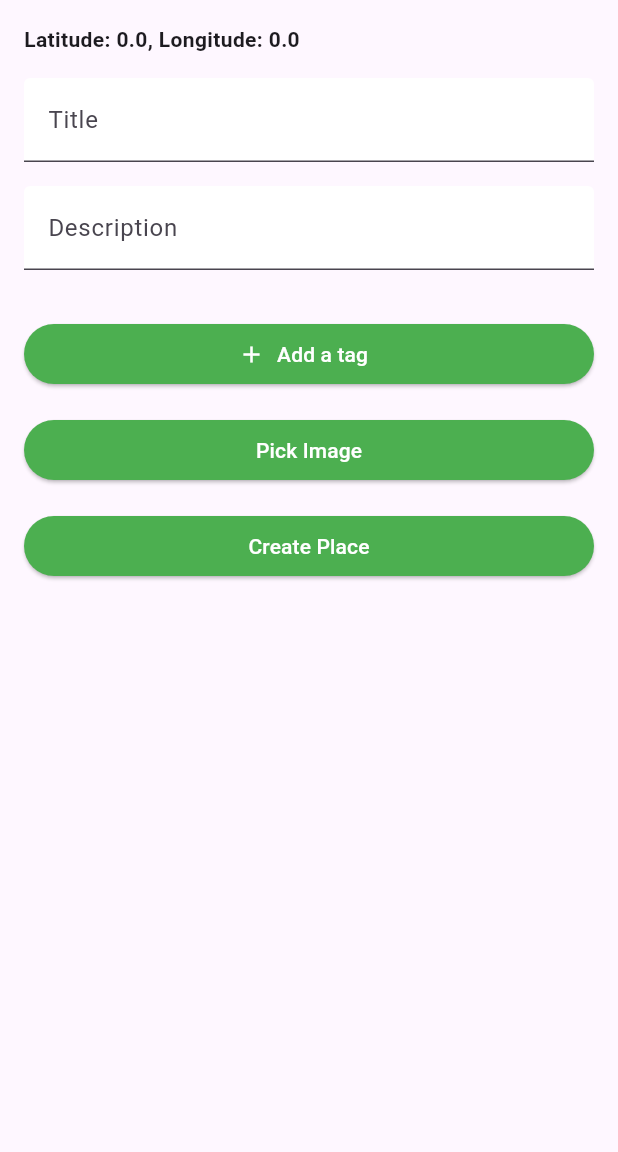
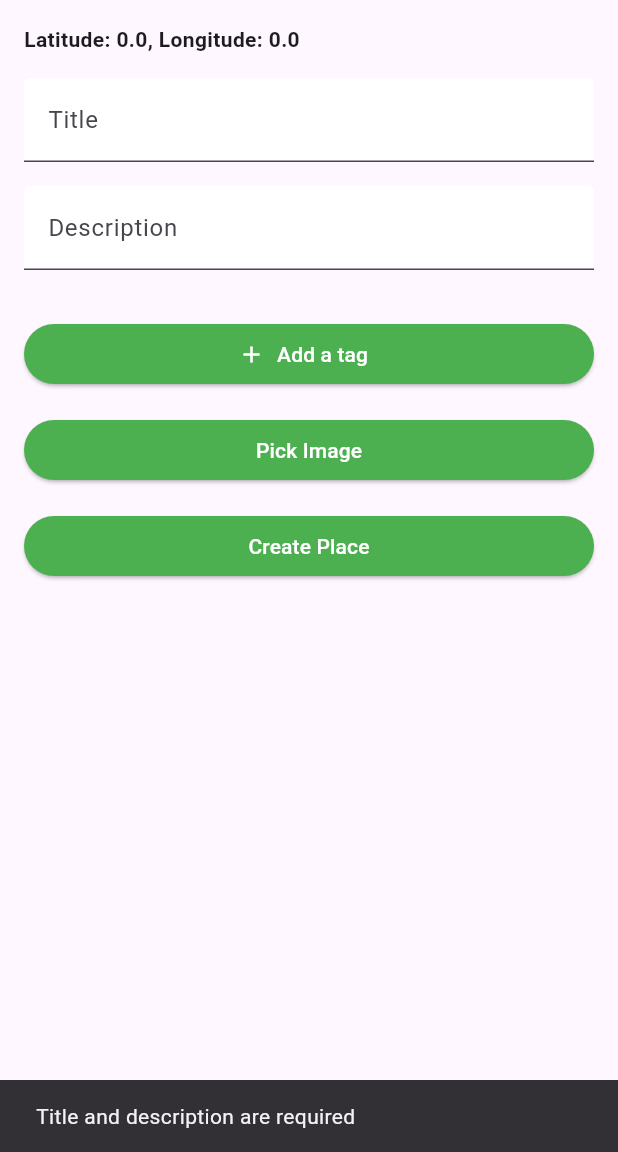
Before and after one commit to Touklakos-Studio/georganise_flutter, a Flutter app: the CreatePlacePage screen opened directly with empty values, after a tap on "Create Place", on a phone screen of 412 x 824 dp, the part 84-1236 px from its top. Run offline on Flutter 3.47's test engine with Material 3 defaults, Android fonts, the phone set to English and light mode, and no system bars; our stand-ins replace flutter_map, flutter_secure_storage, image_picker, latlong2, shared_preferences; accounts and stored records are empty.

Commit message:
Made title and description mandatory in create_place_page.dart

```diff
--- a/lib/create_place_page.dart
+++ b/lib/create_place_page.dart
@@ -59,7 +59,19 @@ class _CreatePlacePageState extends State<CreatePlacePage> {
     }
   }
 
+  bool _validateInputs() {
+    return _titleController.text.isNotEmpty &&
+        _descriptionController.text.isNotEmpty;
+  }
+
   Future<void> _sendPlaceData(List<int> selectedTagIds) async {
+    if (!_validateInputs()) {
+      ScaffoldMessenger.of(context).showSnackBar(
+        SnackBar(content: Text('Title and description are required')),
+      );
+      return;
+    }
+
     String? authToken = await SecureStorageManager.getAuthToken();
     if (authToken == null) {
       debugPrint("Auth token is null");
```
